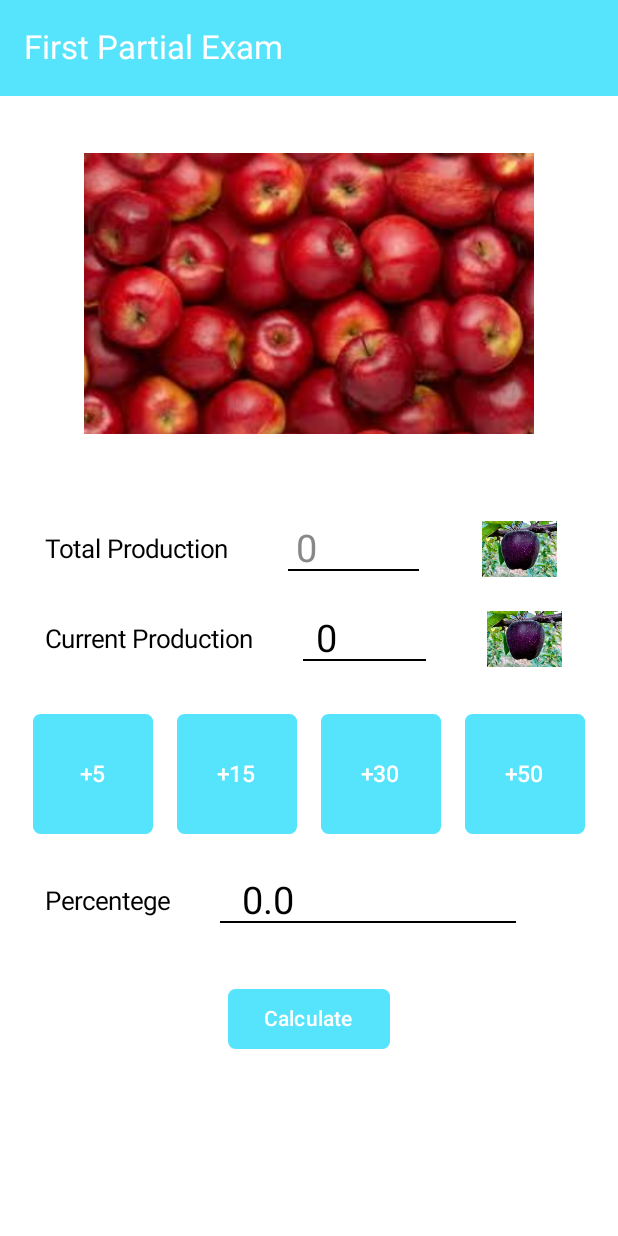
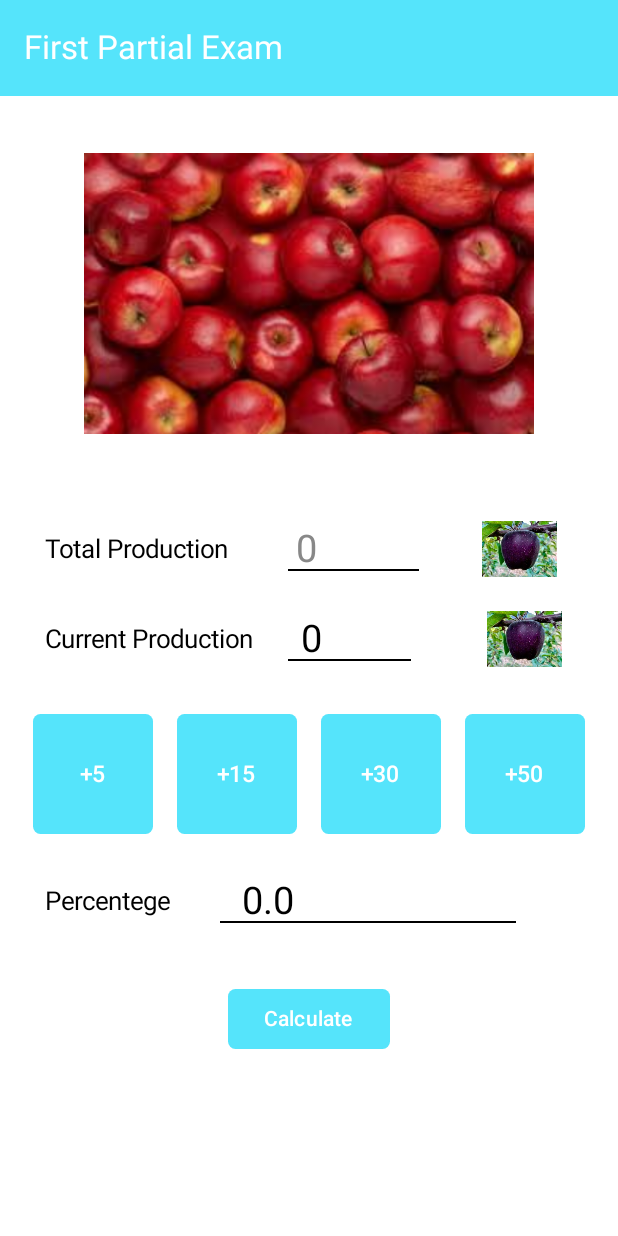
Before and after one commit to JimenezRicardoA/Tercer-Parcial, an Android app built with Jetpack Compose: the HuertoManzanasView screen opened through its navigation route, on a phone screen of 412 x 824 dp. Run offline under Robolectric (Android 15) with nearby library versions, the phone set to English and light mode, and no system bars; our stand-ins replace livedata-compose.

Commit message:
Se termina el primer parcial

```diff
--- a/app/src/main/java/com/ricardo/segundoparcial/examenprimerparcial/HuertoManzanasView.kt
+++ b/app/src/main/java/com/ricardo/segundoparcial/examenprimerparcial/HuertoManzanasView.kt
@@ -1,6 +1,5 @@
 package com.ricardo.segundoparcial.examenprimerparcial
 
-import android.annotation.SuppressLint
 import android.widget.Toast
 import androidx.compose.foundation.Image
 import androidx.compose.foundation.background
@@ -48,7 +47,6 @@ import androidx.compose.runtime.setValue
 import androidx.compose.ui.graphics.RectangleShape
 import androidx.compose.ui.platform.LocalContext
 
-@SuppressLint("StringFormatMatches")
 @OptIn(ExperimentalMaterial3Api::class)
 @Composable
 fun HuertoManzanasView(viewModel: HuertoManzanasViewModel, navController: NavController){
@@ -193,7 +191,7 @@ fun HuertoManzanasView(viewModel: HuertoManzanasViewModel, navController: NavCon
                 Box(
                     modifier = Modifier
                         .fillMaxWidth(0.6f)
-                        .offset(63.dp)
+                        .offset(53.dp)
                 ){
                     Text ("${ProduccionActual}",
                         color = Color.Black,
@@ -223,7 +221,7 @@ fun HuertoManzanasView(viewModel: HuertoManzanasViewModel, navController: NavCon
                             Toast
                                 .makeText(
                                     context,
-                                    context.getString(R.string.total_units, unidadesactuales),
+                                    "Total: $unidadesactuales unidades",
                                     Toast.LENGTH_SHORT
                                 )
                                 .show()
```
